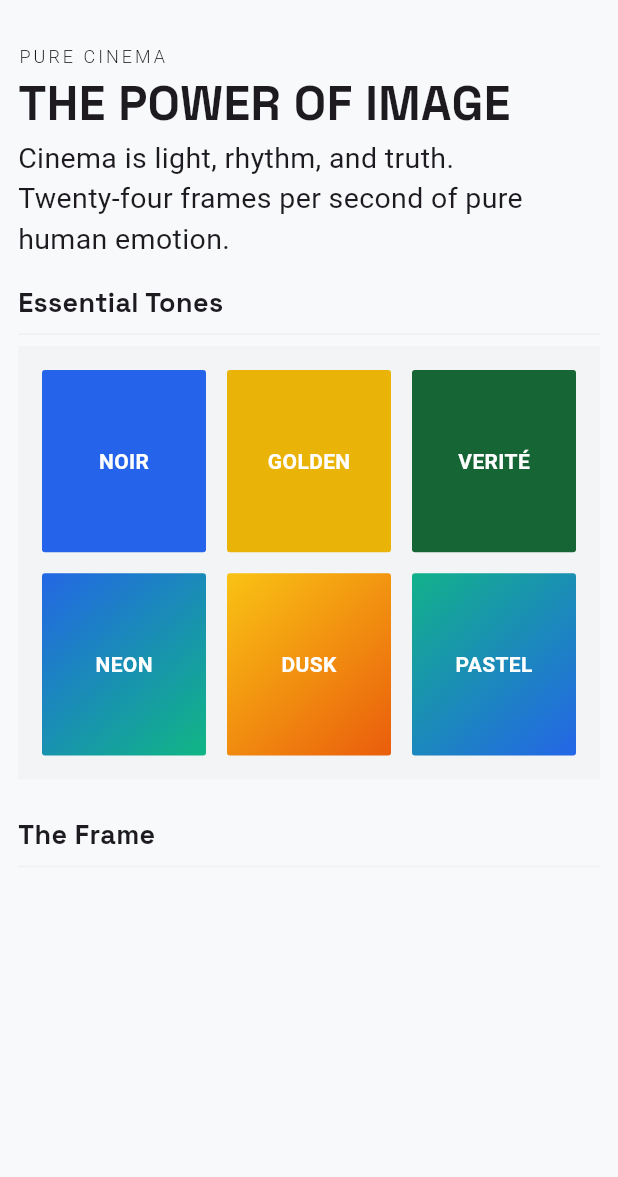
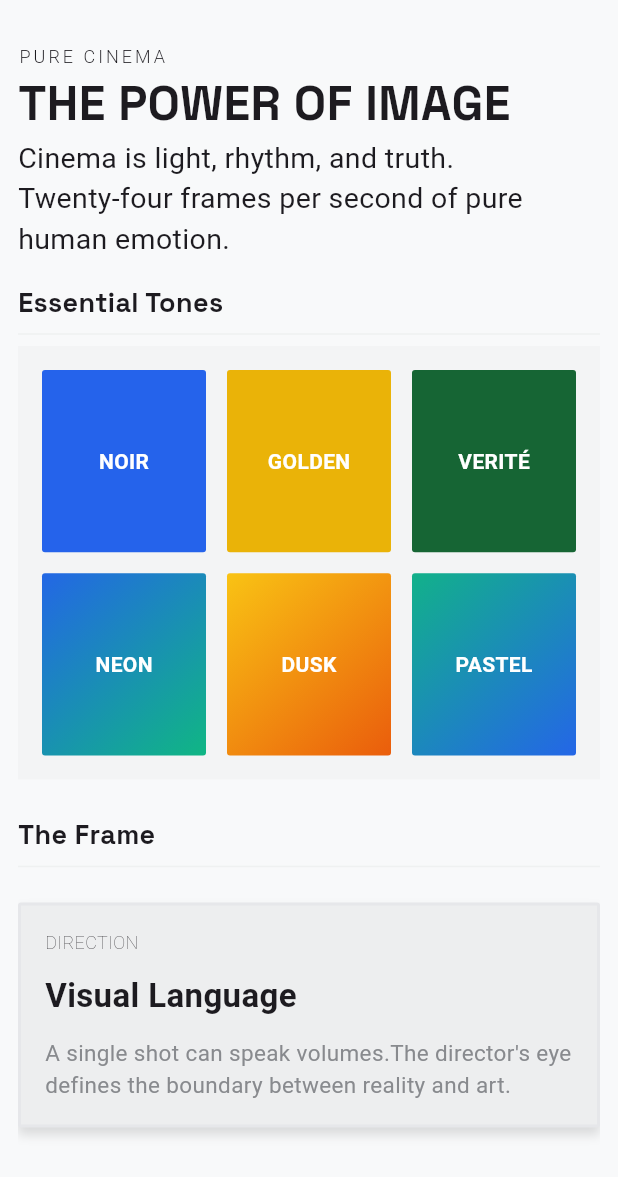
Before and after one commit to NadyAlwazah/flutter-task-03-criterion-slate-beg, a Flutter app: the screen it shows after launch, on a phone screen of 412 x 824 dp, the part 59-1236 px from its top. Run offline on Flutter 3.47's test engine with Material 3 defaults, Android fonts, the phone set to English and light mode, and no system bars; our stand-ins replace google_fonts.

Commit message:
feat(home): complete HomeViewBody layout and implement InfoCard widget

```diff
--- a/lib/features/home/presentation/views/widgets/home_view_body.dart
+++ b/lib/features/home/presentation/views/widgets/home_view_body.dart
@@ -1,6 +1,7 @@
 import 'package:flutter/material.dart';
 import 'package:flutter_task_3_criterion_slate_beg/core/utlis/styles.dart';
 import 'package:flutter_task_3_criterion_slate_beg/features/home/presentation/views/widgets/grid_view_body.dart';
+import 'package:flutter_task_3_criterion_slate_beg/features/home/presentation/views/widgets/info_card.dart';
 import 'package:flutter_task_3_criterion_slate_beg/features/home/presentation/views/widgets/section_title.dart';
 
 class HomeViewBody extends StatelessWidget {
@@ -31,6 +32,22 @@ class HomeViewBody extends StatelessWidget {
             sectionTitle(title: "The Frame"),
             Divider(color: Color(0xFFEFF1F1)),
             SizedBox(height: 16),
+            InfoCard(
+              label: "DIRECTION",
+              title: "Visual Language",
+              text:
+                  "A single shot can speak volumes.The director's eye defines the boundary between reality and art.",
+            ),
+            SizedBox(height: 12),
+            sectionTitle(title: "The Masterpiece"),
+            Divider(),
+            SizedBox(height: 16),
+            InfoCard(
+              label: "RESOLUTION",
+              title: "Enduring Impact",
+              text:
+                  "Every frame is a brushstroke. A masterpiece isn't just seen; it's felt forever.",
+            ),
           ],
         ),
       ),
--- /dev/null
+++ b/lib/features/home/presentation/views/widgets/info_card.dart
@@ -0,0 +1,58 @@
+import 'package:flutter/material.dart';
+
+class InfoCard extends StatelessWidget {
+  const InfoCard({
+    super.key,
+    required this.label,
+    required this.title,
+    required this.text,
+  });
+
+  final String label;
+  final String title;
+  final String text;
+
+  @override
+  Widget build(BuildContext context) {
+    return Container(
+      width: double.infinity,
+      decoration: BoxDecoration(
+        color: const Color(0xFFEDEEEF),
+        borderRadius: BorderRadius.circular(2),
+        border: Border.all(width: 2, color: Color(0xFFE6E7EA)),
+        boxShadow: [
+          BoxShadow(color: Colors.black12, offset: Offset(0, 5), blurRadius: 5),
+        ],
+      ),
+      child: Padding(
+        padding: const EdgeInsets.all(16),
+        child: Column(
+          crossAxisAlignment: CrossAxisAlignment.start,
+          children: [
+            //label
+            Text(
+              label,
+              style: const TextStyle(fontSize: 12, fontWeight: FontWeight.w200),
+            ),
+
+            const SizedBox(height: 12),
+
+            // title
+            Text(
+              title,
+              style: const TextStyle(fontSize: 22, fontWeight: FontWeight.bold),
+            ),
+
+            const SizedBox(height: 12),
+
+            // body text
+            Text(
+              text,
+              style: const TextStyle(color: Color(0xFF888A8E), fontSize: 15),
+            ),
+          ],
+        ),
+      ),
+    );
+  }
+}
```
Also changed, not shown: 1 other file.
